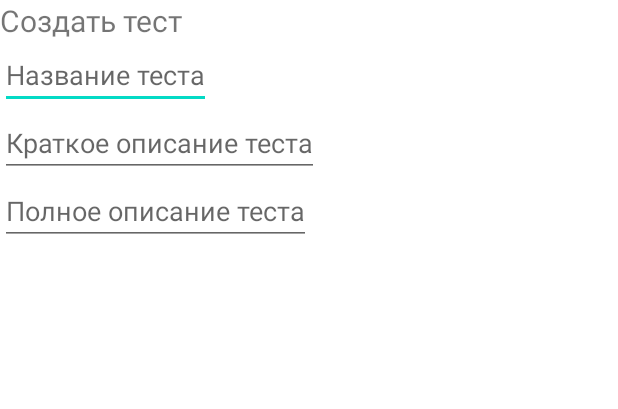
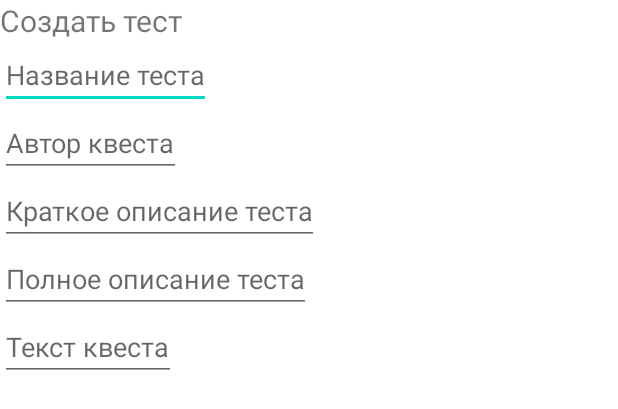
Before and after one commit to Joneks421/Quester, an Android app: the layout activity_createquest.xml on its own in the app's theme, with its tools: preview values and no code run, on a phone screen of 412 x 824 dp. Shown: the top 409 px of the screen. Run offline under Robolectric (Android 15) with nearby library versions, the phone set to English and light mode, and no system bars.

Commit message:
pre - alpha v 0.0.3

```diff
--- a/app/src/main/java/com/example/quester/AddUserActivity.java
+++ b/app/src/main/java/com/example/quester/AddUserActivity.java
@@ -41,7 +41,7 @@ public class AddUserActivity extends AppCompatActivity {
 
                     @Override
                     public Call<Answer> getCall(UserService userService) {
-                        return userService.insertUser(login, password, name);
+                        return userService.insertUser(login, password);
                     }
                 };
                 asyncUserLoader.execute("https://10.148.190.161/nikita/");
--- a/app/src/main/res/layout/activity_createquest.xml
+++ b/app/src/main/res/layout/activity_createquest.xml
@@ -15,6 +15,12 @@
         android:layout_height="wrap_content"
         android:hint="@string/TestName"/>
     <EditText
+        android:id="@+id/AuthorName"
+        android:layout_width="wrap_content"
+        android:layout_height="wrap_content"
+        android:hint="@string/QuestAuthor"
+        android:inputType="textLongMessage"/>
+    <EditText
         android:id="@+id/OpisaniaTesta"
         android:layout_width="wrap_content"
         android:layout_height="wrap_content"
@@ -26,4 +32,10 @@
         android:layout_height="wrap_content"
         android:hint="@string/Full_opisania_testa"
         android:inputType="textLongMessage"/>
+    <EditText
+        android:id="@+id/QuestText"
+        android:layout_width="wrap_content"
+        android:layout_height="wrap_content"
+        android:hint="@string/QuestText"
+        android:inputType="textLongMessage"/>
 </LinearLayout>
--- a/app/src/main/res/values/strings.xml
+++ b/app/src/main/res/values/strings.xml
@@ -12,4 +12,6 @@
     <string name="TestName">Название теста</string>
     <string name="OpisanieTesta">Краткое описание теста</string>
     <string name="Full_opisania_testa">Полное описание теста</string>
+    <string name="QuestAuthor">Автор квеста</string>
+    <string name="QuestText">Текст квеста</string>
 </resources>
```
Also changed, not shown: app/src/main/java/com/example/quester/Auth.java (+48 -5 lines), app/src/main/java/com/example/quester/CreateQuest.java (+8 -0 lines), app/src/main/java/com/example/quester/UserService.java (+8 -4 lines).
